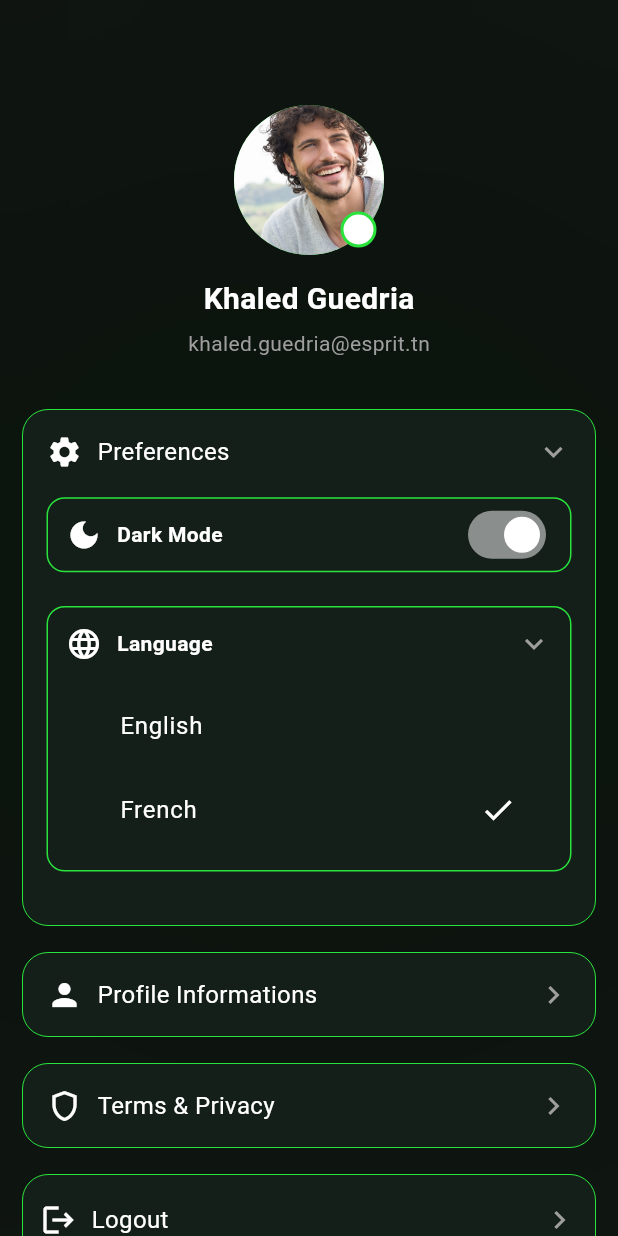
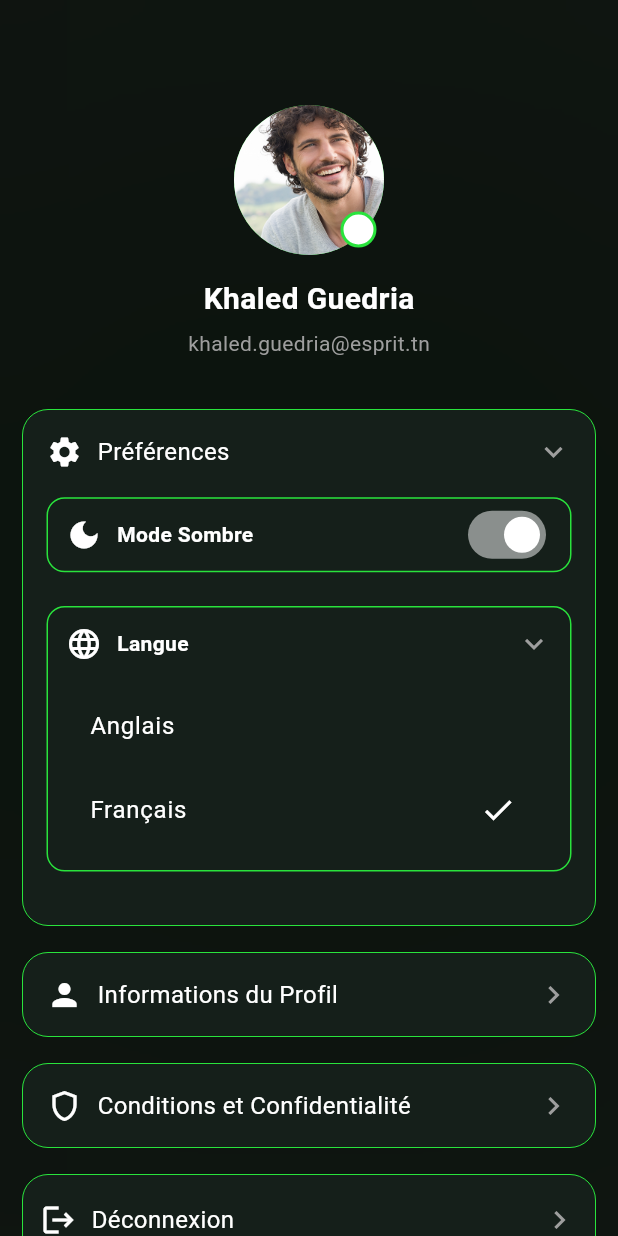
Before and after one commit to khalouiyesser/InnovictusPIMFlutter, a Flutter app: the EditProfile screen opened directly, after a tap on "Preferences", after a tap on "Language", after a tap on "French", on a phone screen of 412 x 824 dp. Run offline on Flutter 3.47's test engine with Material 3 defaults, Android fonts, the phone set to English and light mode, and no system bars; our stand-ins replace animated_text_kit, firebase_auth, firebase_core, fl_chart, google_sign_in, shared_preferences and 2 more; missing offline and left inert: flutter_stripe; accounts and stored records are empty.

Commit message:
internationnalisation profile

```diff
--- a/lib/Models/config/language/translations.dart
+++ b/lib/Models/config/language/translations.dart
@@ -11,29 +11,62 @@ class AppLocalizations {
 
   static const Map<String, Map<String, String>> _localizedValues = {
   'en': {
-      'welcome': 'Welcome',
-      'settings': 'Settings',
-      'home': 'Home',
-      'profile': 'Profile',
+    // Profile Section
+    'profileInformation': 'Profile Information',
+    'personalInformation': 'Personal Information',
+    'username': 'Username',
+    'email': 'Email',
+    'phone': 'Phone',
+    'password': 'Password',
+    'currentPassword': 'Current Password',
+    'newPassword': 'New Password',
+    'confirmPassword': 'Confirm Password',
+
+    // Preferences Section
+    'preferences': 'Preferences',
+    'darkMode': 'Dark Mode',
     'language': 'Language',
-      'darkMode': 'Dark Mode',
-      'preferences': 'Preferences',
+    'english': 'English',
+    'french': 'French',
+
+    // Terms & Privacy Section
+    'termsAndPrivacy': 'Terms & Privacy',
+    'termsAndConditions': 'Terms & Conditions',
+    'privacyPolicy': 'Privacy Policy',
+
+    // Actions & Buttons
+    'save': 'Save',
     'logout': 'Logout',
-      // Add more translations here
   },
   'fr': {
-      'welcome': 'Bienvenue',
-      'settings': 'Paramètres',
-      'home': 'Accueil',
-      'profile': 'Profil',
+    // Profile Section
+    'profileInformation': 'Informations du Profil',
+    'personalInformation': 'Informations Personnelles',
+    'username': 'Nom d\'utilisateur',
+    'email': 'E-mail',
+    'phone': 'Téléphone',
+    'password': 'Mot de passe',
+    'currentPassword': 'Mot de passe actuel',
+    'newPassword': 'Nouveau mot de passe',
+    'confirmPassword': 'Confirmer le mot de passe',
+
+    // Preferences Section
+    'preferences': 'Préférences',
+    'darkMode': 'Mode Sombre',
     'language': 'Langue',
-      'darkMode': 'Mode Sombre',
-      'preferences': 'Préférences',
+    'english': 'Anglais',
+    'french': 'Français',
+
+    // Terms & Privacy Section
+    'termsAndPrivacy': 'Conditions et Confidentialité',
+    'termsAndConditions': 'Conditions Générales',
+    'privacyPolicy': 'Politique de Confidentialité',
+
+    // Actions & Buttons
+    'save': 'Enregistrer',
     'logout': 'Déconnexion',
-      // Add more translations here
   },
 };
-
   String translate(String key) {
     return _localizedValues[locale.languageCode]?[key] ??
            _localizedValues['en']?[key] ??
--- a/lib/Providers/language_provider.dart
+++ b/lib/Providers/language_provider.dart
@@ -4,9 +4,10 @@ import 'package:shared_preferences/shared_preferences.dart';
 class LanguageProvider with ChangeNotifier {
   static const String LANGUAGE_CODE = 'language_code';
 
-  Locale _locale = const Locale('en');
+  Locale _locale = const Locale('en'); // Default language is English
 
   Locale get locale => _locale;
+
   bool get isEnglish => _locale.languageCode == 'en';
 
   Future<void> initializeLocale() async {
@@ -18,15 +19,10 @@ class LanguageProvider with ChangeNotifier {
     notifyListeners();
   }
 
-  Future<void> toggleLanguage() async {
+  Future<void> setLocale(Locale newLocale) async {
     final prefs = await SharedPreferences.getInstance();
-    if (_locale.languageCode == 'en') {
-      _locale = const Locale('fr');
-      await prefs.setString(LANGUAGE_CODE, 'fr');
-    } else {
-      _locale = const Locale('en');
-      await prefs.setString(LANGUAGE_CODE, 'en');
-    }
-    notifyListeners();
+    await prefs.setString(LANGUAGE_CODE, newLocale.languageCode);
+    _locale = newLocale;
+    notifyListeners(); // Notify listeners to rebuild the UI
   }
 }
--- a/lib/Views/Users/EditProfile.dart
+++ b/lib/Views/Users/EditProfile.dart
@@ -1,5 +1,7 @@
 import 'dart:ui'; // Pour le BackdropFilter
 import 'package:flutter/material.dart';
+import 'package:piminnovictus/Models/config/language/translations.dart';
+import 'package:piminnovictus/Providers/language_provider.dart';
 import 'package:piminnovictus/Views/AuthViews/privacy_policy.dart';
 import 'package:piminnovictus/Views/AuthViews/terms_and_conditions.dart';
 import 'package:provider/provider.dart';
@@ -99,7 +101,7 @@ class _EditProfileState extends State<EditProfile> {
                       _buildMenuItem(
                         context,
                         icon: Icons.logout,
-                        title: 'Logout',
+  title: AppLocalizations.of(context).translate('logout'),
                         onTap: () {
                           // Logique de déconnexion ici
                         },
@@ -229,7 +231,7 @@ class _EditProfileState extends State<EditProfile> {
                         color: Theme.of(context).iconTheme.color),
                     const SizedBox(width: 10),
                     Text(
-                      'Profile Informations',
+  AppLocalizations.of(context).translate('profileInformation'),
                       style: TextStyle(
                         fontSize: 16,
                         color: Theme.of(context).textTheme.bodyMedium?.color,
@@ -273,8 +275,7 @@ class _EditProfileState extends State<EditProfile> {
                         mainAxisAlignment: MainAxisAlignment.spaceBetween,
                         children: [
                           Text(
-                            'Personal Informations',
-                            style: TextStyle(
+AppLocalizations.of(context).translate('personalInformation'),                            style: TextStyle(
                               fontSize: 14,
                               fontWeight: FontWeight.bold,
                               color:
@@ -293,7 +294,8 @@ class _EditProfileState extends State<EditProfile> {
                         const SizedBox(height: 15),
                         TextField(
                           decoration: InputDecoration(
-                            hintText: "Username",
+                            hintText: AppLocalizations.of(context).translate('username'),
+
                             border: OutlineInputBorder(
                               borderRadius: BorderRadius.circular(12),
                               borderSide: BorderSide(width: 0.5),
@@ -303,7 +305,7 @@ class _EditProfileState extends State<EditProfile> {
                         const SizedBox(height: 15),
                         TextField(
                           decoration: InputDecoration(
-                            hintText: "Email",
+                            hintText: AppLocalizations.of(context).translate('email'),
                             border: OutlineInputBorder(
                               borderRadius: BorderRadius.circular(12),
                               borderSide: BorderSide(width: 0.5),
@@ -313,7 +315,7 @@ class _EditProfileState extends State<EditProfile> {
                         const SizedBox(height: 15),
                         TextField(
   decoration: InputDecoration(
-                            hintText: "Phone",
+    hintText: AppLocalizations.of(context).translate('phone'),
     border: OutlineInputBorder(
       borderRadius: BorderRadius.circular(12),
       borderSide: BorderSide(width: 0.5),
@@ -352,7 +354,8 @@ class _EditProfileState extends State<EditProfile> {
                         mainAxisAlignment: MainAxisAlignment.spaceBetween,
                         children: [
                           Text(
-                            'Password',
+                              AppLocalizations.of(context).translate('password'),
+
                             style: TextStyle(
                               fontSize: 14,
                               fontWeight: FontWeight.bold,
@@ -373,7 +376,7 @@ class _EditProfileState extends State<EditProfile> {
                         TextField(
                           obscureText: true,
                           decoration: InputDecoration(
-                            hintText: "Current Password",
+                            hintText:AppLocalizations.of(context).translate('currentPassword'),
                             border: OutlineInputBorder(
                               borderRadius: BorderRadius.circular(12),
                               borderSide: BorderSide(width: 0.5),
@@ -384,7 +387,7 @@ class _EditProfileState extends State<EditProfile> {
                         TextField(
                           obscureText: true,
                           decoration: InputDecoration(
-                            hintText: "New Password",
+                            hintText:AppLocalizations.of(context).translate('newPassword'),
                             border: OutlineInputBorder(
                               borderRadius: BorderRadius.circular(12),
                               borderSide: BorderSide(width: 0.5),
@@ -395,7 +398,7 @@ class _EditProfileState extends State<EditProfile> {
                         TextField(
                           obscureText: true,
                           decoration: InputDecoration(
-                            hintText: "Confirm Password",
+                            hintText: AppLocalizations.of(context).translate('confirmPassword'),
                             border: OutlineInputBorder(
                               borderRadius: BorderRadius.circular(12),
                               borderSide: BorderSide(width: 0.5),
@@ -424,8 +427,8 @@ class _EditProfileState extends State<EditProfile> {
                     padding: const EdgeInsets.symmetric(
                         horizontal: 30, vertical: 12),
                   ),
-                  child: const Text(
-                    "Save",
+                  child:  Text(
+  AppLocalizations.of(context).translate('save'),
                     style: TextStyle(color: Colors.white),
                   ),
                 ),
@@ -437,11 +440,12 @@ class _EditProfileState extends State<EditProfile> {
     );
   }
 Widget _buildPreferencesCard(BuildContext context) {
+    final languageProvider = Provider.of<LanguageProvider>(context, listen: false);
+
     return GestureDetector(
     onTap: () {
       setState(() {
         isPreferencesExpanded = !isPreferencesExpanded;
-          // Reset sub-cards expansion when closing
         if (!isPreferencesExpanded) {
           isDarkModeExpanded = false;
           isLanguageExpanded = false;
@@ -472,8 +476,7 @@ Widget _buildPreferencesCard(BuildContext context) {
                         color: Theme.of(context).iconTheme.color),
                     const SizedBox(width: 10),
                     Text(
-                      'Preferences',
-                      style: TextStyle(
+AppLocalizations.of(context).translate('preferences'),                      style: TextStyle(
                         fontSize: 16,
                         color: Theme.of(context).textTheme.bodyMedium?.color,
                       ),
@@ -514,7 +517,7 @@ padding: const EdgeInsets.symmetric(horizontal: 12),
                   color: Theme.of(context).iconTheme.color),
               const SizedBox(width: 10),
               Text(
-                'Dark Mode',
+  AppLocalizations.of(context).translate('darkMode'),
                 style: TextStyle(
                   fontSize: 14,
                   fontWeight: FontWeight.bold,
@@ -570,7 +573,7 @@ SizedBox(height: 16),
                                 color: Theme.of(context).iconTheme.color),
                             const SizedBox(width: 10),
                             Text(
-                                'Language',
+                              AppLocalizations.of(context).translate('language'),
                               style: TextStyle(
                                 fontSize: 14,
                                 fontWeight: FontWeight.bold,
@@ -590,42 +593,33 @@ SizedBox(height: 16),
                     if (isLanguageExpanded) ...[
                       const SizedBox(height: 15),
                       // English Option
-  Padding(
-    padding: const EdgeInsets.only(left: 20), // Add left padding
-    child: ListTile(
-      title: Text('English',
+                      ListTile(
+                        title: Text(  AppLocalizations.of(context).translate('english'),
+
                           style: TextStyle(
                             color: Theme.of(context).textTheme.bodyMedium?.color,
                           ),
                         ),
                         onTap: () {
-        setState(() {
-          selectedLanguage = 'en';
-        });
+                          languageProvider.setLocale(const Locale('en')); // Set to English
                         },
-      trailing: selectedLanguage == 'en'
+                        trailing: languageProvider.locale.languageCode == 'en'
                             ? Icon(Icons.check, color: Theme.of(context).iconTheme.color)
                             : null,
                       ),
-  ),
                       // French Option
-  Padding(
-    padding: const EdgeInsets.only(left: 20), // Add left padding
-    child: ListTile(
-      title: Text('French',
+                      ListTile(
+                        title: Text(AppLocalizations.of(context).translate('french'),
                           style: TextStyle(
                             color: Theme.of(context).textTheme.bodyMedium?.color,
                           ),
                         ),
                         onTap: () {
-        setState(() {
-          selectedLanguage = 'fr';
-        });
+                          languageProvider.setLocale(const Locale('fr')); // Set to French
                         },
-      trailing: selectedLanguage == 'fr'
+                        trailing: languageProvider.locale.languageCode == 'fr'
                             ? Icon(Icons.check, color: Theme.of(context).iconTheme.color)
                             : null,
-    ),
                       ),
                     ],
                   ],
@@ -677,7 +671,7 @@ Widget _buildTermssCard(BuildContext context) {
                         color: Theme.of(context).iconTheme.color),
                     const SizedBox(width: 10),
                     Text(
-                      'Terms & Privacy',
+                      AppLocalizations.of(context).translate('termsAndPrivacy'),
                       style: TextStyle(
                         fontSize: 16,
                         color: Theme.of(context).textTheme.bodyMedium?.color,
@@ -726,7 +720,7 @@ GestureDetector(
                 color: Theme.of(context).iconTheme.color),
             const SizedBox(width: 10),
             Text(
-              'Terms & Conditions',
+AppLocalizations.of(context).translate('termsAndConditions'),
               style: TextStyle(
                 fontSize: 14,
                 fontWeight: FontWeight.bold,
@@ -774,7 +768,7 @@ GestureDetector(
                 color: Theme.of(context).iconTheme.color),
             const SizedBox(width: 10),
             Text(
-              'Privacy Policy',
+AppLocalizations.of(context).translate('privacyPolicy'),
               style: TextStyle(
                 fontSize: 14,
                 fontWeight: FontWeight.bold,
--- a/lib/main.dart
+++ b/lib/main.dart
@@ -1,23 +1,18 @@
-import 'package:firebase_core/firebase_core.dart';
 import 'package:flutter/material.dart';
+import 'package:flutter_localizations/flutter_localizations.dart'; // Add this import
 import 'package:piminnovictus/Models/config/language/translations.dart';
 import 'package:piminnovictus/Providers/language_provider.dart';
 import 'package:provider/provider.dart';
 import 'package:piminnovictus/views/AuthViews/welcome_view.dart';
 import 'package:piminnovictus/Models/config/Theme/theme_provider.dart';
-import 'package:flutter_stripe/flutter_stripe.dart';
 
 void main() async {
   WidgetsFlutterBinding.ensureInitialized();
 
-  // Initialisation de Firebase
-  await Firebase.initializeApp();
+  // Initialize Firebase (if needed)
+  // await Firebase.initializeApp();
 
-  // // Initialisation de Stripe
-  // Stripe.publishableKey = "pk_test_51QrpAmR8fzucGsmZnxLGc6kT7BSr3uYxzaSiG7xLNF8GcchuhI6MUsX7k1ipqf1c1vQjHtSDYhsE9Ey1jclk4C7E00vmFxgkaz"; // Remplace par ta clé Publishable Stripe
-  // Stripe.instance.applySettings(); // Assure l'initialisation du SDK Stripe
-
-  // Initialisation de ThemeProvider
+  // Initialize ThemeProvider and LanguageProvider
   final themeProvider = ThemeProvider();
   final languageProvider = LanguageProvider();
 
@@ -37,7 +32,6 @@ void main() async {
   );
 }
 
-
 class MyApp extends StatelessWidget {
   const MyApp({Key? key}) : super(key: key);
 
@@ -51,14 +45,16 @@ class MyApp extends StatelessWidget {
           theme: MyThemes.lightTheme,
           darkTheme: MyThemes.darkTheme,
           themeMode: themeProvider.themeMode,
-          locale: languageProvider.locale,
+          locale: languageProvider.locale, // Set the locale from LanguageProvider
           supportedLocales: const [
-            Locale('en', ''),
-            Locale('fr', ''),
+            Locale('en', ''), // English
+            Locale('fr', ''), // French
           ],
           localizationsDelegates: const [
-            AppLocalizationsDelegate(),
-
+            AppLocalizationsDelegate(), // Your custom delegate
+            GlobalMaterialLocalizations.delegate, // Material localizations
+            GlobalWidgetsLocalizations.delegate, // Widgets localizations
+            GlobalCupertinoLocalizations.delegate, // Cupertino localizations
           ],
           home: WelcomePage(),
         );
```
Lines whose indentation alone changed are shown as unchanged.
